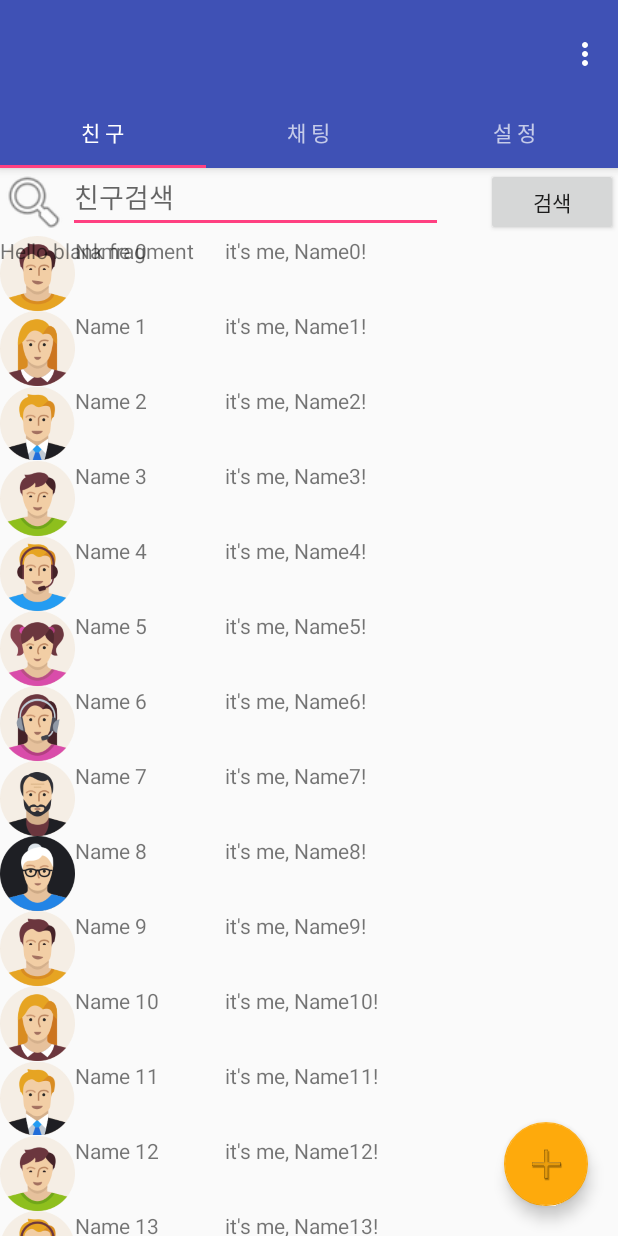
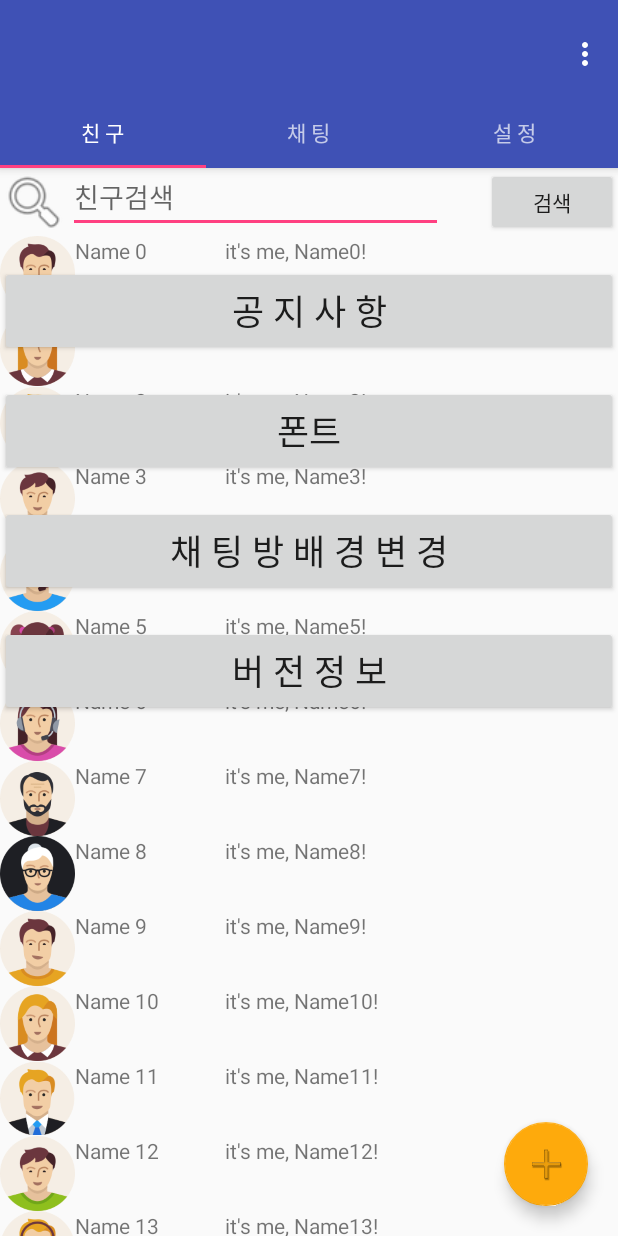
Before and after one commit to jhmocu/And_Chatting_Game, an Android app: the fragment SettingFragment placed in its activity, on a phone screen of 412 x 824 dp. Run offline under Robolectric (Android 15) with nearby library versions, the phone set to English and light mode, and no system bars.

Commit message:
설정창의 UI와 각 버튼에 대한 xml, Activity파일, 각 버튼의 Intent rngus

```diff
--- a/app/src/main/java/edu/android/chatting_game/SettingFragment.java
+++ b/app/src/main/java/edu/android/chatting_game/SettingFragment.java
@@ -1,17 +1,21 @@
 package edu.android.chatting_game;
 
 
+import android.content.Intent;
 import android.os.Bundle;
 import android.support.v4.app.Fragment;
 import android.view.LayoutInflater;
 import android.view.View;
 import android.view.ViewGroup;
+import android.widget.Button;
 
 
 /**
  * A simple {@link Fragment} subclass.
  */
 public class SettingFragment extends Fragment {
+
+    private Button btnNotice, btnFontChange, btnBackgroundColorChange, btnVersion;
 
 
     public SettingFragment() {
@@ -23,7 +27,44 @@ public class SettingFragment extends Fragment {
     public View onCreateView(LayoutInflater inflater, ViewGroup container,
                              Bundle savedInstanceState) {
         // Inflate the layout for this fragment
-        return inflater.inflate(R.layout.fragment_setting, container, false);
-    }
+        View view = inflater.inflate(R.layout.fragment_setting, container, false);
+        btnNotice = (Button) view.findViewById(R.id.btnNotice);
+        btnFontChange = (Button) view.findViewById(R.id.btnFontChange);
+        btnBackgroundColorChange = (Button) view.findViewById(R.id.btnBackgroundColorChange);
+        btnVersion = (Button) view.findViewById(R.id.btnVersion);
+
+        btnNotice.setOnClickListener(new View.OnClickListener() {
+            @Override
+            public void onClick(View v) {
+                Intent intent = new Intent(getActivity(), NoticeActivity.class);
+                startActivity(intent);
+            }
+        }); // end btnNotice.setOnClickListener()
+
+        btnFontChange.setOnClickListener(new View.OnClickListener() {
+            @Override
+            public void onClick(View v) {
+                Intent intent = new Intent(getActivity(), FontChangeActivity.class);
+                startActivity(intent);
+            }
+        }); // end btnFontChange.setOnClickListener()
+
+        btnBackgroundColorChange.setOnClickListener(new View.OnClickListener() {
+            @Override
+            public void onClick(View v) {
+                Intent intent = new Intent(getActivity(), BackgroundColorChangeActivity.class);
+                startActivity(intent);
+            }
+        }); // end btnBackgroundColorChange.setOnClickListener()
+
+        btnVersion.setOnClickListener(new View.OnClickListener() {
+            @Override
+            public void onClick(View v) {
+                Intent intent = new Intent(getActivity(), VersionActivity.class);
+                startActivity(intent);
+            }
+        }); // end btnVersion.setOnClickListener()
+        return view;
+    } // end onCreateView()
 
 }
--- a/app/src/main/res/layout/fragment_setting.xml
+++ b/app/src/main/res/layout/fragment_setting.xml
@@ -1,13 +1,52 @@
-<FrameLayout xmlns:android="http://schemas.android.com/apk/res/android"
+<RelativeLayout
+    xmlns:android="http://schemas.android.com/apk/res/android"
     xmlns:tools="http://schemas.android.com/tools"
     android:layout_width="match_parent"
     android:layout_height="match_parent"
     tools:context="edu.android.chatting_game.SettingFragment">
 
-    <!-- TODO: Update blank fragment layout -->
-    <TextView
+
+    <Button
+        android:id="@+id/btnNotice"
+        android:textSize="23sp"
         android:layout_width="match_parent"
-        android:layout_height="match_parent"
-        android:text="@string/hello_blank_fragment" />
+        android:layout_height="60dp"
+        android:layout_alignParentLeft="true"
+        android:layout_alignParentStart="true"
+        android:layout_alignParentTop="true"
+        android:layout_marginTop="20dp"
+        android:text="공 지 사 항" />
 
-</FrameLayout>
+    <Button
+        android:id="@+id/btnFontChange"
+        android:textSize="23sp"
+        android:layout_width="match_parent"
+        android:layout_height="60dp"
+        android:layout_alignParentLeft="true"
+        android:layout_alignParentStart="true"
+        android:layout_below="@+id/btnNotice"
+        android:layout_marginTop="20dp"
+        android:text="폰트" />
+
+    <Button
+        android:id="@+id/btnBackgroundColorChange"
+        android:layout_width="match_parent"
+        android:textSize="23sp"
+        android:layout_height="60dp"
+        android:layout_alignParentLeft="true"
+        android:layout_alignParentStart="true"
+        android:layout_below="@+id/btnFontChange"
+        android:layout_marginTop="20dp"
+        android:text="채 팅 방 배 경 변 경" />
+
+    <Button
+        android:id="@+id/btnVersion"
+        android:textSize="23sp"
+        android:layout_width="match_parent"
+        android:layout_height="60dp"
+        android:layout_alignParentLeft="true"
+        android:layout_alignParentStart="true"
+        android:layout_below="@+id/btnBackgroundColorChange"
+        android:layout_marginTop="20dp"
+        android:text="버 전 정 보" />
+</RelativeLayout>
```
Also changed, not shown: app/src/main/AndroidManifest.xml (+7 -4 lines), app/src/main/java/edu/android/chatting_game/BackgroundColorChangeActivity.java (added, +13 -0 lines), app/src/main/java/edu/android/chatting_game/FontChangeActivity.java (added, +13 -0 lines), app/src/main/java/edu/android/chatting_game/NoticeActivity.java (added, +13 -0 lines), app/src/main/java/edu/android/chatting_game/VersionActivity.java (added, +13 -0 lines), app/src/main/res/layout/activity_background_color_change.xml (added, +9 -0 lines), app/src/main/res/layout/activity_font_change.xml (added, +9 -0 lines), app/src/main/res/layout/activity_notice.xml (added, +18 -0 lines), app/src/main/res/layout/activity_version.xml (added, +21 -0 lines), app/src/main/res/layout/fragment_chat_list.xml (+0 -14 lines).
